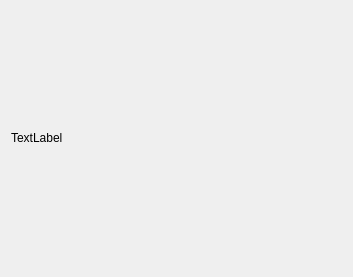
Above: resultats.ui from mick111/triselect-wasm before the change. Below: the same form after it.
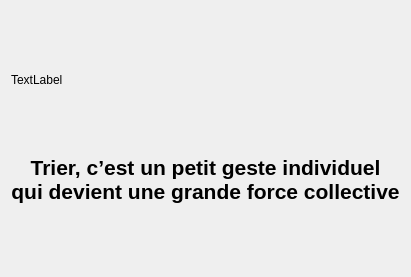
That is the form after the change.

What changed in the file:
```diff
--- a/resultats.ui
+++ b/resultats.ui
@@ -27,6 +27,34 @@
      </property>
     </widget>
    </item>
+   <item>
+    <widget class="QLabel" name="label_2">
+     <property name="sizePolicy">
+      <sizepolicy hsizetype="Preferred" vsizetype="Maximum">
+       <horstretch>0</horstretch>
+       <verstretch>0</verstretch>
+      </sizepolicy>
+     </property>
+     <property name="font">
+      <font>
+       <pointsize>16</pointsize>
+       <bold>true</bold>
+      </font>
+     </property>
+     <property name="lineWidth">
+      <number>1</number>
+     </property>
+     <property name="text">
+      <string>&lt;html&gt;&lt;head/&gt;&lt;body&gt;&lt;p&gt;Trier, c’est un petit geste individuel&lt;br/&gt;qui devient une grande force collective&lt;/p&gt;&lt;/body&gt;&lt;/html&gt;</string>
+     </property>
+     <property name="textFormat">
+      <enum>Qt::TextFormat::MarkdownText</enum>
+     </property>
+     <property name="alignment">
+      <set>Qt::AlignmentFlag::AlignCenter</set>
+     </property>
+    </widget>
+   </item>
    <item>
     <layout class="QFormLayout" name="formLayout">
      <property name="sizeConstraint">
```
